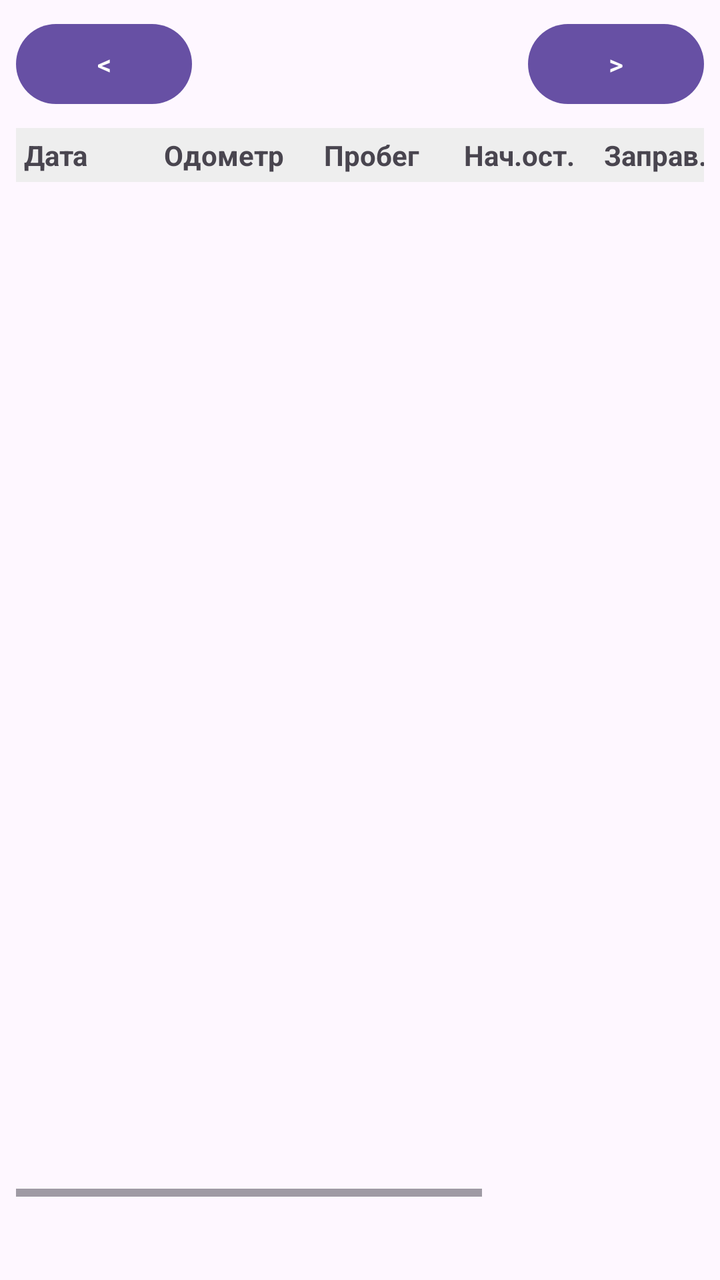
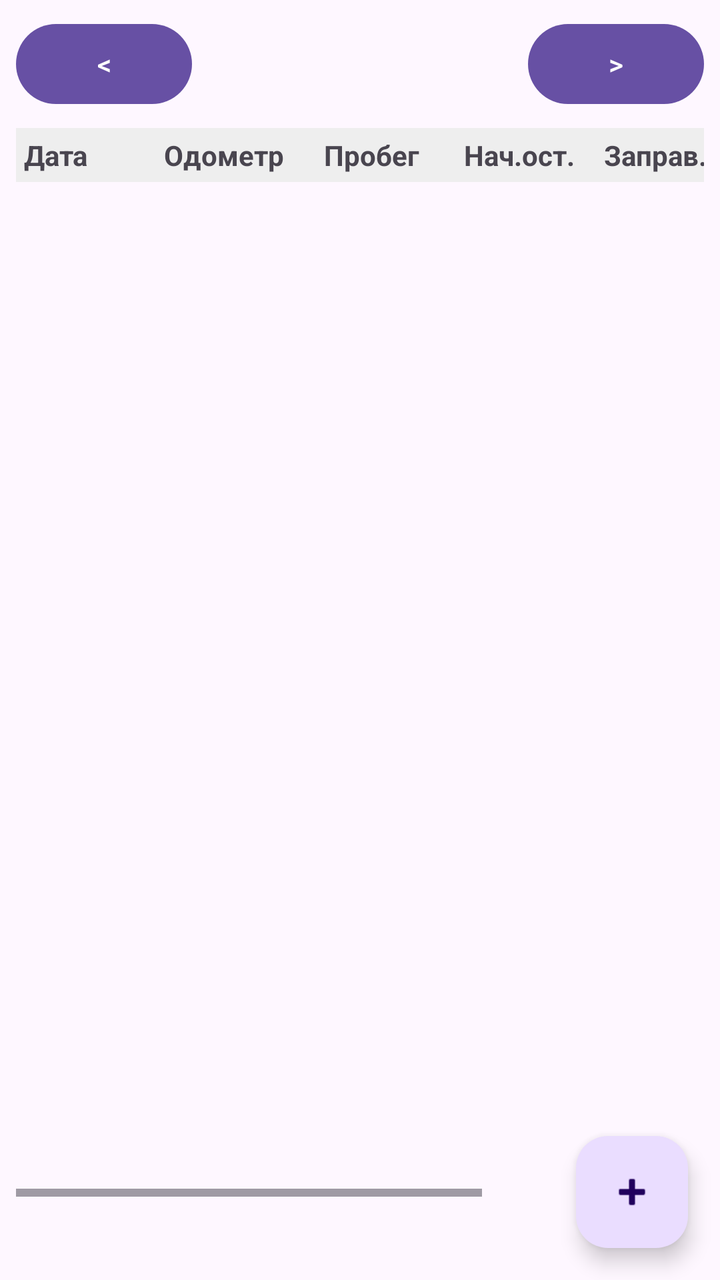

Screens rendered from an Android XML layout before and after an edit, with the pre-edit source and the edit as a unified diff.
<!-- AndroidManifest.xml: application theme Theme.Material3.DayNight.NoActionBar -->
<!-- res/layout/fragment_month.xml -->
<?xml version="1.0" encoding="utf-8"?>
<LinearLayout xmlns:android="http://schemas.android.com/apk/res/android"
    android:layout_width="match_parent"
    android:layout_height="match_parent"
    android:orientation="vertical"
    android:padding="8dp">

    <LinearLayout
        android:layout_width="match_parent"
        android:layout_height="wrap_content"
        android:orientation="horizontal"
        android:gravity="center_vertical">

        <Button
            android:id="@+id/btnPrevMonth"
            android:layout_width="wrap_content"
            android:layout_height="wrap_content"
            android:text="@string/month_prev" />

        <TextView
            android:id="@+id/tvMonthTitle"
            android:layout_width="0dp"
            android:layout_height="wrap_content"
            android:layout_weight="1"
            android:gravity="center"
            android:textSize="18sp"
            android:textStyle="bold" />

        <Button
            android:id="@+id/btnNextMonth"
            android:layout_width="wrap_content"
            android:layout_height="wrap_content"
            android:text="@string/month_next" />
    </LinearLayout>

    <HorizontalScrollView
        android:layout_width="match_parent"
        android:layout_height="0dp"
        android:layout_weight="1"
        android:layout_marginTop="8dp">

        <LinearLayout
            android:layout_width="wrap_content"
            android:layout_height="match_parent"
            android:orientation="vertical">

            
            <LinearLayout
                android:layout_width="wrap_content"
                android:layout_height="wrap_content"
                android:orientation="horizontal"
                android:background="#EEEEEE"
                android:padding="4dp">

                <TextView android:layout_width="70dp" android:layout_height="wrap_content" android:text="Дата" android:textStyle="bold" />
                <TextView android:layout_width="80dp" android:layout_height="wrap_content" android:text="Одометр" android:textStyle="bold" />
                <TextView android:layout_width="70dp" android:layout_height="wrap_content" android:text="Пробег" android:textStyle="bold" />
                <TextView android:layout_width="70dp" android:layout_height="wrap_content" android:text="Нач.ост." android:textStyle="bold" />
                <TextView android:layout_width="70dp" android:layout_height="wrap_content" android:text="Заправ." android:textStyle="bold" />
                <TextView android:layout_width="70dp" android:layout_height="wrap_content" android:text="Расход" android:textStyle="bold" />
                <TextView android:layout_width="70dp" android:layout_height="wrap_content" android:text="Ост.кон." android:textStyle="bold" />
            </LinearLayout>

            <androidx.recyclerview.widget.RecyclerView
                android:id="@+id/recyclerMonth"
                android:layout_width="wrap_content"
                android:layout_height="wrap_content"
                android:nestedScrollingEnabled="false" />
        </LinearLayout>
    </HorizontalScrollView>

    <TextView
        android:id="@+id/tvTotals"
        android:layout_width="match_parent"
        android:layout_height="wrap_content"
        android:padding="8dp"
        android:textSize="13sp"
        android:textStyle="bold" />
</LinearLayout>
<!-- resources referenced by this layout -->
<resources>
  <string name="month_next">&gt;</string>
  <string name="month_prev">&lt;</string>
</resources>

<!-- the commit's change to res/layout/fragment_month.xml (unified diff, before → after) -->
@@ -1,79 +1,92 @@
 <?xml version="1.0" encoding="utf-8"?>
-<LinearLayout xmlns:android="http://schemas.android.com/apk/res/android"
+<FrameLayout xmlns:android="http://schemas.android.com/apk/res/android"
     android:layout_width="match_parent"
-    android:layout_height="match_parent"
-    android:orientation="vertical"
-    android:padding="8dp">
+    android:layout_height="match_parent">
 
     <LinearLayout
         android:layout_width="match_parent"
-        android:layout_height="wrap_content"
-        android:orientation="horizontal"
-        android:gravity="center_vertical">
+        android:layout_height="match_parent"
+        android:orientation="vertical"
+        android:padding="8dp">
 
-        <Button
-            android:id="@+id/btnPrevMonth"
-            android:layout_width="wrap_content"
+        <LinearLayout
+            android:layout_width="match_parent"
             android:layout_height="wrap_content"
-            android:text="@string/month_prev" />
+            android:orientation="horizontal"
+            android:gravity="center_vertical">
+
+            <Button
+                android:id="@+id/btnPrevMonth"
+                android:layout_width="wrap_content"
+                android:layout_height="wrap_content"
+                android:text="@string/month_prev" />
+
+            <TextView
+                android:id="@+id/tvMonthTitle"
+                android:layout_width="0dp"
+                android:layout_height="wrap_content"
+                android:layout_weight="1"
+                android:gravity="center"
+                android:textSize="18sp"
+                android:textStyle="bold" />
+
+            <Button
+                android:id="@+id/btnNextMonth"
+                android:layout_width="wrap_content"
+                android:layout_height="wrap_content"
+                android:text="@string/month_next" />
+        </LinearLayout>
+
+        <HorizontalScrollView
+            android:layout_width="match_parent"
+            android:layout_height="0dp"
+            android:layout_weight="1"
+            android:layout_marginTop="8dp">
+
+            <LinearLayout
+                android:layout_width="wrap_content"
+                android:layout_height="match_parent"
+                android:orientation="vertical">
+
+                <LinearLayout
+                    android:layout_width="wrap_content"
+                    android:layout_height="wrap_content"
+                    android:orientation="horizontal"
+                    android:background="#EEEEEE"
+                    android:padding="4dp">
+
+                    <TextView android:layout_width="70dp" android:layout_height="wrap_content" android:text="Дата" android:textStyle="bold" />
+                    <TextView android:layout_width="80dp" android:layout_height="wrap_content" android:text="Одометр" android:textStyle="bold" />
+                    <TextView android:layout_width="70dp" android:layout_height="wrap_content" android:text="Пробег" android:textStyle="bold" />
+                    <TextView android:layout_width="70dp" android:layout_height="wrap_content" android:text="Нач.ост." android:textStyle="bold" />
+                    <TextView android:layout_width="70dp" android:layout_height="wrap_content" android:text="Заправ." android:textStyle="bold" />
+                    <TextView android:layout_width="70dp" android:layout_height="wrap_content" android:text="Расход" android:textStyle="bold" />
+                    <TextView android:layout_width="70dp" android:layout_height="wrap_content" android:text="Ост.кон." android:textStyle="bold" />
+                </LinearLayout>
+
+                <androidx.recyclerview.widget.RecyclerView
+                    android:id="@+id/recyclerMonth"
+                    android:layout_width="wrap_content"
+                    android:layout_height="wrap_content"
+                    android:nestedScrollingEnabled="false" />
+            </LinearLayout>
+        </HorizontalScrollView>
 
         <TextView
-            android:id="@+id/tvMonthTitle"
-            android:layout_width="0dp"
+            android:id="@+id/tvTotals"
+            android:layout_width="match_parent"
             android:layout_height="wrap_content"
-            android:layout_weight="1"
-            android:gravity="center"
-            android:textSize="18sp"
+            android:padding="8dp"
+            android:textSize="13sp"
             android:textStyle="bold" />
-
-        <Button
-            android:id="@+id/btnNextMonth"
-            android:layout_width="wrap_content"
-            android:layout_height="wrap_content"
-            android:text="@string/month_next" />
     </LinearLayout>
 
-    <HorizontalScrollView
-        android:layout_width="match_parent"
-        android:layout_height="0dp"
-        android:layout_weight="1"
-        android:layout_marginTop="8dp">
-
-        <LinearLayout
-            android:layout_width="wrap_content"
-            android:layout_height="match_parent"
-            android:orientation="vertical">
-
-            
-            <LinearLayout
-                android:layout_width="wrap_content"
-                android:layout_height="wrap_content"
-                android:orientation="horizontal"
-                android:background="#EEEEEE"
-                android:padding="4dp">
-
-                <TextView android:layout_width="70dp" android:layout_height="wrap_content" android:text="Дата" android:textStyle="bold" />
-                <TextView android:layout_width="80dp" android:layout_height="wrap_content" android:text="Одометр" android:textStyle="bold" />
-                <TextView android:layout_width="70dp" android:layout_height="wrap_content" android:text="Пробег" android:textStyle="bold" />
-                <TextView android:layout_width="70dp" android:layout_height="wrap_content" android:text="Нач.ост." android:textStyle="bold" />
-                <TextView android:layout_width="70dp" android:layout_height="wrap_content" android:text="Заправ." android:textStyle="bold" />
-                <TextView android:layout_width="70dp" android:layout_height="wrap_content" android:text="Расход" android:textStyle="bold" />
-                <TextView android:layout_width="70dp" android:layout_height="wrap_content" android:text="Ост.кон." android:textStyle="bold" />
-            </LinearLayout>
-
-            <androidx.recyclerview.widget.RecyclerView
-                android:id="@+id/recyclerMonth"
-                android:layout_width="wrap_content"
-                android:layout_height="wrap_content"
-                android:nestedScrollingEnabled="false" />
-        </LinearLayout>
-    </HorizontalScrollView>
-
-    <TextView
-        android:id="@+id/tvTotals"
-        android:layout_width="match_parent"
+    <com.google.android.material.floatingactionbutton.FloatingActionButton
+        android:id="@+id/fabAddDayMonth"
+        android:layout_width="wrap_content"
         android:layout_height="wrap_content"
-        android:padding="8dp"
-        android:textSize="13sp"
-        android:textStyle="bold" />
-</LinearLayout>
+        android:layout_gravity="bottom|end"
+        android:layout_margin="16dp"
+        android:contentDescription="@string/add_day"
+        android:src="@android:drawable/ic_input_add" />
+</FrameLayout>
<!-- resource entries referenced after the edit -->
@@ -1,5 +1,6 @@
 <!-- resources referenced by this layout -->
 <resources>
+  <string name="add_day">+ День</string>
   <string name="month_next">&gt;</string>
   <string name="month_prev">&lt;</string>
 </resources>
